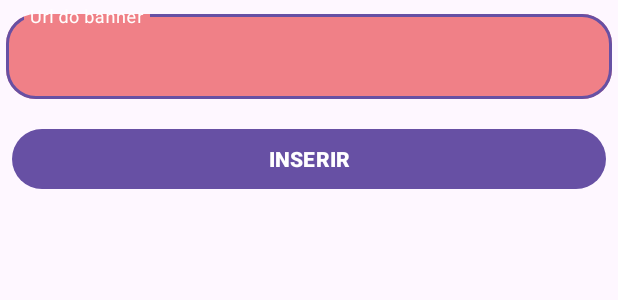
After one commit to gustavodias24/NanaCatsitter, an Android app: the layout adicionar_banner.xml on its own in the app's theme, with its tools: preview values and no code run, on a phone screen of 412 x 824 dp. The commit adds this screen. Shown: the top 300 px of the screen. Run offline under Robolectric (Android 15) with nearby library versions, the phone set to English and light mode, and no system bars.

Commit message:
todos as demandas do segundo complemento feitas

```diff
--- /dev/null
+++ b/app/src/main/res/drawable/baseline_crop_16_9_24.xml
@@ -0,0 +1,5 @@
+<vector android:height="24dp" android:tint="#FFFFFF"
+    android:viewportHeight="24" android:viewportWidth="24"
+    android:width="24dp" xmlns:android="http://schemas.android.com/apk/res/android">
+    <path android:fillColor="@android:color/white" android:pathData="M19,7H5C3.9,7 3,7.9 3,9v6c0,1.1 0.9,2 2,2h14c1.1,0 2,-0.9 2,-2V9C21,7.9 20.1,7 19,7zM19,15H5V9h14V15z"/>
+</vector>
--- /dev/null
+++ b/app/src/main/res/layout/adicionar_banner.xml
@@ -0,0 +1,46 @@
+<?xml version="1.0" encoding="utf-8"?>
+<LinearLayout xmlns:android="http://schemas.android.com/apk/res/android"
+    xmlns:app="http://schemas.android.com/apk/res-auto"
+    android:layout_width="match_parent"
+    android:layout_height="wrap_content"
+    android:orientation="vertical">
+
+    <com.google.android.material.textfield.TextInputLayout
+        android:id="@+id/url_field"
+        style="@style/Widget.MaterialComponents.TextInputLayout.OutlinedBox"
+        android:layout_width="match_parent"
+        android:layout_height="wrap_content"
+        android:layout_margin="4dp"
+        android:hint="Url do banner"
+        android:textColorHint="#FFFFFF"
+        app:boxCornerRadiusBottomEnd="20dp"
+        app:boxCornerRadiusBottomStart="20dp"
+        app:boxCornerRadiusTopEnd="20dp"
+        app:boxCornerRadiusTopStart="20dp"
+        app:hintTextColor="#FFFEFE"
+        app:passwordToggleEnabled="false"
+        app:placeholderTextColor="#000000"
+        app:startIconTint="#000000"
+        app:suffixTextColor="#000000">
+
+        <com.google.android.material.textfield.TextInputEditText
+
+            android:layout_width="match_parent"
+            android:layout_height="wrap_content"
+            android:layout_marginTop="8dp"
+            android:layout_marginBottom="4dp"
+            android:backgroundTint="#F08087"
+            android:backgroundTintMode="src_over"
+            android:textColorHint="#FFFFFF" />
+    </com.google.android.material.textfield.TextInputLayout>
+
+    <Button
+        android:id="@+id/inserir"
+        android:layout_width="match_parent"
+        android:layout_height="wrap_content"
+        android:layout_margin="8dp"
+        android:text="INSERIR"
+        android:textColor="#FFFFFF"
+        android:textStyle="bold" />
+
+</LinearLayout>
```
Also changed, not shown: app/src/main/AndroidManifest.xml (+7 -2 lines), app/src/main/java/benicio/soluces/nanacatsitter/AreaPrincipalActivity.java (+25 -4 lines), app/src/main/java/benicio/soluces/nanacatsitter/BannersActivity.java (added, +128 -0 lines), app/src/main/java/benicio/soluces/nanacatsitter/adapter/AdapterBanner.java (added, +73 -0 lines), app/src/main/java/benicio/soluces/nanacatsitter/model/BannerModel.java (added, +29 -0 lines), app/src/main/res/layout/activity_area_principal.xml (+8 -0 lines), app/src/main/res/layout/activity_banners.xml (added, +38 -0 lines), app/src/main/res/layout/exibir_banner_layout.xml (added, +26 -0 lines).
